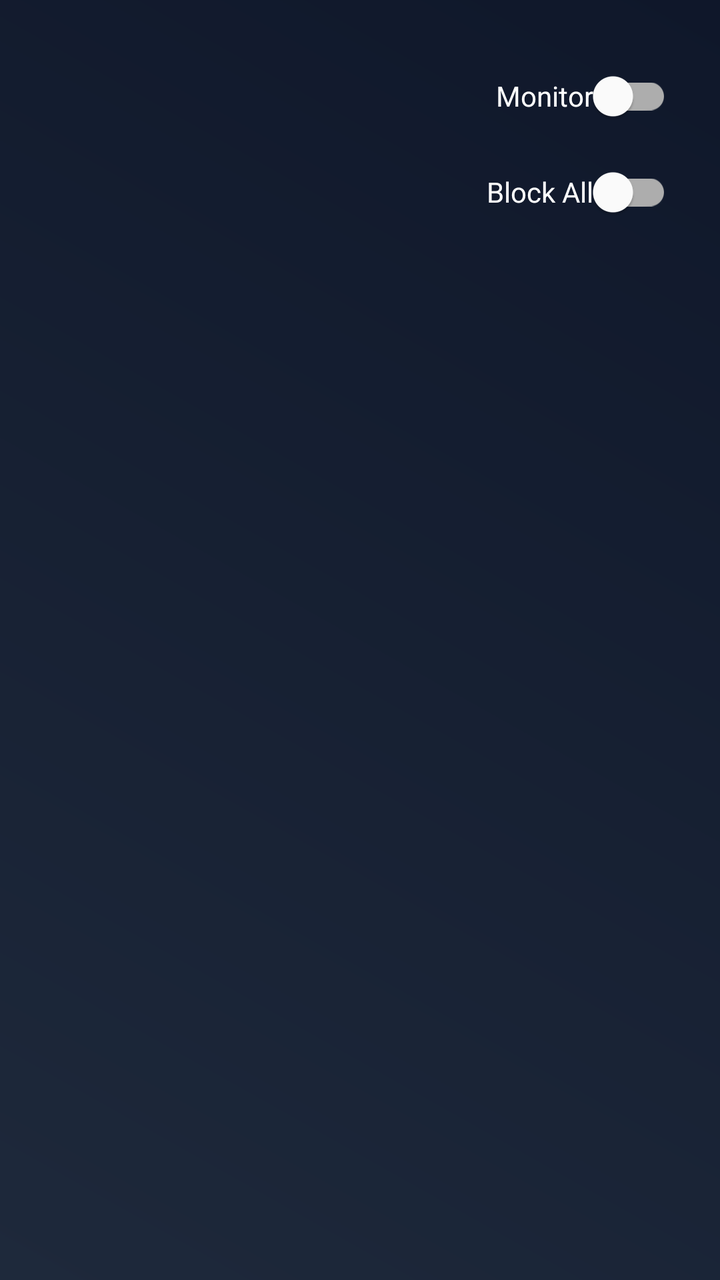
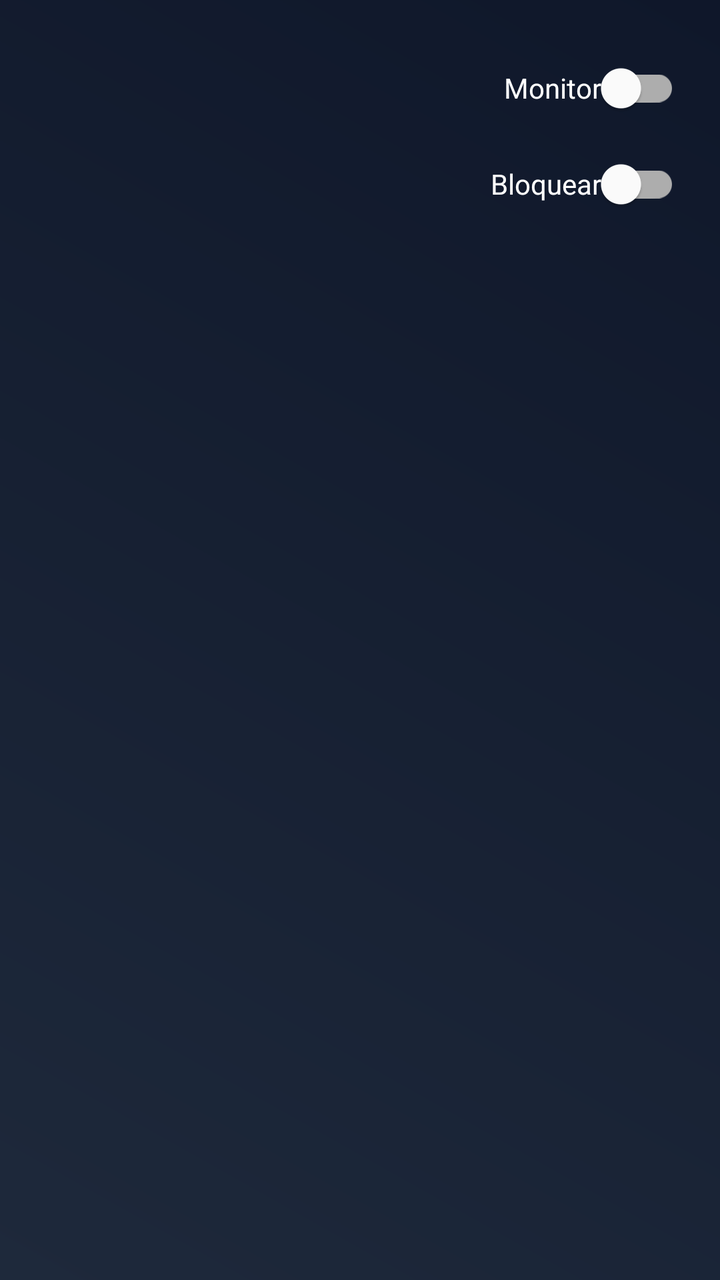

Compare the two renders of this Android layout. The source of the first and the diff that turns it into the second are given below.
<!-- AndroidManifest.xml: activity theme Theme.VortexTV -->
<!-- res/layout/activity_firewall_app_detail.xml -->
<?xml version="1.0" encoding="utf-8"?>
<LinearLayout xmlns:android="http://schemas.android.com/apk/res/android"
    xmlns:app="http://schemas.android.com/apk/res-auto"
    xmlns:tools="http://schemas.android.com/tools"
    android:layout_width="match_parent"
    android:layout_height="match_parent"
    android:orientation="vertical"
    android:background="@drawable/bg_main"
    tools:context=".activities.FirewallAppDetailActivity">

    
    <LinearLayout
        android:layout_width="match_parent"
        android:layout_height="wrap_content"
        android:orientation="horizontal"
        android:padding="24dp"
        android:gravity="center_vertical">

        <ImageView
            android:id="@+id/ivAppIcon"
            android:layout_width="64dp"
            android:layout_height="64dp"
            android:contentDescription="@string/app_icon" />

        <LinearLayout
            android:layout_width="0dp"
            android:layout_height="wrap_content"
            android:layout_weight="1"
            android:orientation="vertical"
            android:layout_marginStart="16dp">

            <TextView
                android:id="@+id/tvAppName"
                android:layout_width="wrap_content"
                android:layout_height="wrap_content"
                android:textSize="24sp"
                android:textColor="@color/white"
                android:textStyle="bold" />

            <TextView
                android:id="@+id/tvPackageName"
                android:layout_width="wrap_content"
                android:layout_height="wrap_content"
                android:textSize="14sp"
                android:textColor="#94A3B8" />
        </LinearLayout>
        
        
        <LinearLayout
            android:layout_width="wrap_content"
            android:layout_height="wrap_content"
            android:orientation="vertical"
            android:layout_gravity="center_vertical"
            android:gravity="end">

            <com.google.android.material.switchmaterial.SwitchMaterial
                android:id="@+id/switchMonitor"
                android:layout_width="wrap_content"
                android:layout_height="wrap_content"
                android:text="Monitor"
                android:textColor="@color/white" />

            <com.google.android.material.switchmaterial.SwitchMaterial
                android:id="@+id/switchBlockAll"
                android:layout_width="wrap_content"
                android:layout_height="wrap_content"
                android:text="Block All"
                android:textColor="@color/white" />
        </LinearLayout>

    </LinearLayout>

    <com.google.android.material.tabs.TabLayout
        android:id="@+id/tabLayout"
        android:layout_width="match_parent"
        android:layout_height="wrap_content"
        android:background="@android:color/transparent"
        app:tabTextColor="#94A3B8"
        app:tabSelectedTextColor="@color/white"
        app:tabIndicatorColor="@color/accent_color"
        android:nextFocusDown="@id/viewPager" />

    <androidx.viewpager2.widget.ViewPager2
        android:id="@+id/viewPager"
        android:layout_width="match_parent"
        android:layout_height="0dp"
        android:layout_weight="1"
        android:focusable="false"
        android:descendantFocusability="afterDescendants" />

</LinearLayout>
<!-- resources referenced by this layout -->
<resources>
  <color name="accent_color">#6366F1</color>
  <color name="white">#FFFFFFFF</color>
  <!-- drawable bg_main (drawable) -->
  <?xml version="1.0" encoding="utf-8"?>
  <shape xmlns:android="http://schemas.android.com/apk/res/android"
      android:shape="rectangle">
      <gradient
          android:angle="45"
          android:endColor="@color/primary_dark"
          android:startColor="@color/primary_light"
          android:type="linear" />
  </shape>
  <string name="app_icon">default icon</string>
  <style name="Theme.VortexTV" parent="Theme.MaterialComponents.DayNight.NoActionBar">
          
          <item name="colorPrimary">@color/accent_color</item>
          <item name="colorPrimaryVariant">@color/accent_focus</item>
          <item name="colorOnPrimary">@color/white</item>
          
          <item name="colorSecondary">@color/teal_200</item>
          <item name="colorSecondaryVariant">@color/teal_700</item>
          <item name="colorOnSecondary">@color/black</item>
          
          
          <item name="android:statusBarColor">@color/primary_dark</item>
          <item name="android:windowBackground">@drawable/bg_main</item>
      </style>
  <color name="primary_dark">#0F172A</color>
  <color name="primary_light">#1E293B</color>
  <color name="accent_focus">#818CF8</color>
  <color name="teal_200">#03DAC5</color>
  <color name="teal_700">#018786</color>
  <color name="black">#FF000000</color>
</resources>

<!-- the commit's change to res/layout/activity_firewall_app_detail.xml (unified diff, before → after) -->
@@ -10,16 +10,17 @@
 
     
     <LinearLayout
+        android:id="@+id/headerLayout"
         android:layout_width="match_parent"
         android:layout_height="wrap_content"
         android:orientation="horizontal"
-        android:padding="24dp"
+        android:padding="20dp"
         android:gravity="center_vertical">
 
         <ImageView
             android:id="@+id/ivAppIcon"
-            android:layout_width="64dp"
-            android:layout_height="64dp"
+            android:layout_width="56dp"
+            android:layout_height="56dp"
             android:contentDescription="@string/app_icon" />
 
         <LinearLayout
@@ -27,30 +28,34 @@
             android:layout_height="wrap_content"
             android:layout_weight="1"
             android:orientation="vertical"
-            android:layout_marginStart="16dp">
+            android:layout_marginStart="14dp">
 
             <TextView
                 android:id="@+id/tvAppName"
                 android:layout_width="wrap_content"
                 android:layout_height="wrap_content"
-                android:textSize="24sp"
+                android:textSize="20sp"
                 android:textColor="@color/white"
-                android:textStyle="bold" />
+                android:textStyle="bold"
+                android:maxLines="1"
+                android:ellipsize="end" />
 
             <TextView
                 android:id="@+id/tvPackageName"
                 android:layout_width="wrap_content"
                 android:layout_height="wrap_content"
-                android:textSize="14sp"
-                android:textColor="#94A3B8" />
+                android:textSize="12sp"
+                android:textColor="#94A3B8"
+                android:maxLines="1"
+                android:ellipsize="end"
+                android:layout_marginTop="2dp" />
         </LinearLayout>
-        
+
         
         <LinearLayout
             android:layout_width="wrap_content"
             android:layout_height="wrap_content"
             android:orientation="vertical"
-            android:layout_gravity="center_vertical"
             android:gravity="end">
 
             <com.google.android.material.switchmaterial.SwitchMaterial
@@ -58,34 +63,44 @@
                 android:layout_width="wrap_content"
                 android:layout_height="wrap_content"
                 android:text="Monitor"
-                android:textColor="@color/white" />
+                android:textColor="@color/white"
+                android:nextFocusDown="@id/switchBlockAll" />
 
             <com.google.android.material.switchmaterial.SwitchMaterial
                 android:id="@+id/switchBlockAll"
                 android:layout_width="wrap_content"
                 android:layout_height="wrap_content"
-                android:text="Block All"
-                android:textColor="@color/white" />
+                android:text="Bloquear"
+                android:textColor="@color/white"
+                android:nextFocusDown="@id/tabLayout"
+                android:nextFocusUp="@id/switchMonitor" />
         </LinearLayout>
 
     </LinearLayout>
 
+    
     <com.google.android.material.tabs.TabLayout
         android:id="@+id/tabLayout"
         android:layout_width="match_parent"
-        android:layout_height="wrap_content"
+        android:layout_height="48dp"
         android:background="@android:color/transparent"
+        android:nextFocusDown="@id/viewPager"
+        android:nextFocusUp="@id/switchBlockAll"
+        app:tabMode="scrollable"
         app:tabTextColor="#94A3B8"
         app:tabSelectedTextColor="@color/white"
         app:tabIndicatorColor="@color/accent_color"
-        android:nextFocusDown="@id/viewPager" />
+        app:tabIndicatorHeight="3dp"
+        app:tabTextAppearance="@android:style/TextAppearance.Small" />
 
+    
     <androidx.viewpager2.widget.ViewPager2
         android:id="@+id/viewPager"
         android:layout_width="match_parent"
         android:layout_height="0dp"
         android:layout_weight="1"
         android:focusable="false"
-        android:descendantFocusability="afterDescendants" />
+        android:descendantFocusability="afterDescendants"
+        android:nextFocusUp="@id/tabLayout" />
 
 </LinearLayout>
